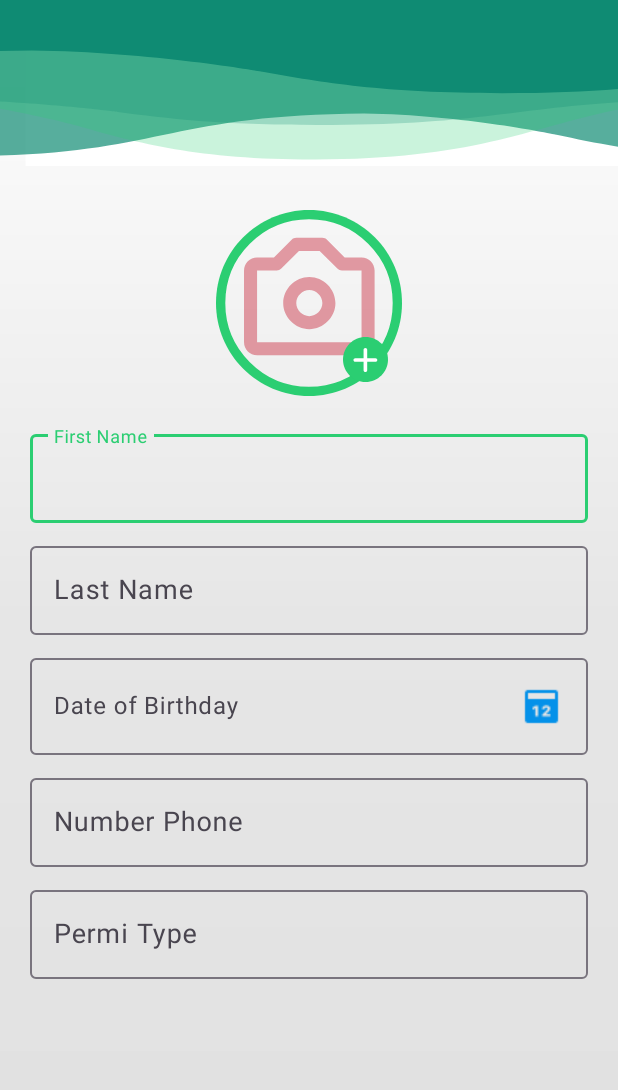
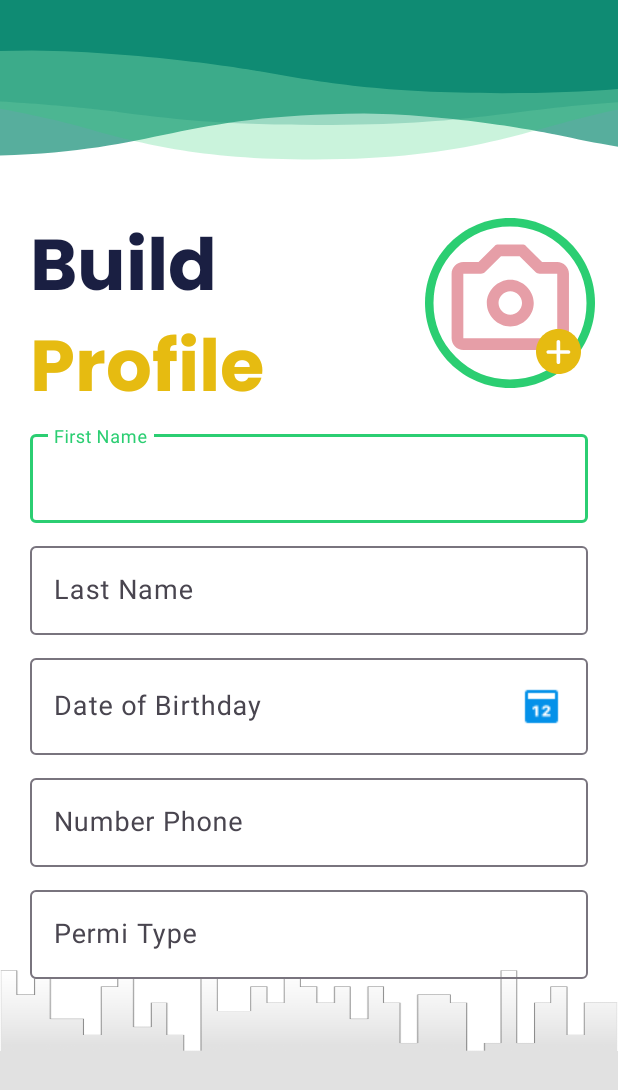
Before and after one commit to 0yaser0/Any-Taxy, an Android app: the layout profile_fragment_layout.xml on its own in the app's theme, with its tools: preview values and no code run, on a phone screen of 412 x 824 dp. Shown: the top 1090 px of the screen. Run offline under Robolectric (Android 15) with nearby library versions, the phone set to English and light mode, and no system bars.

Commit message:
Update UI build Profile

```diff
--- a/app/src/main/java/com/cmc/mytaxi/ui/activity/Profile.kt
+++ b/app/src/main/java/com/cmc/mytaxi/ui/activity/Profile.kt
@@ -40,7 +40,7 @@ class Profile : AnyTaxyActivity() {
         val factory = ProfileViewModelFactory(driverRepository)
         driverViewModel = ViewModelProvider(this, factory)[ProfileViewModel::class.java]
 
-        StatusBarUtils.setStatusBarColor(this.window, R.color.white)
+        StatusBarUtils.setStatusBarColor(this.window, R.color.darkGreen)
         SetupUI.setupUI(binding.root)
 
         val targetFragment = intent.getStringExtra("MainActivity")
--- a/app/src/main/res/drawable/add_button_profile.xml
+++ b/app/src/main/res/drawable/add_button_profile.xml
@@ -5,7 +5,7 @@
     android:viewportHeight="30">
   <path
       android:pathData="M15,30C23.284,30 30,23.284 30,15C30,6.716 23.284,0 15,0C6.716,0 0,6.716 0,15C0,23.284 6.716,30 15,30Z"
-      android:fillColor="#2BCE72"
+      android:fillColor="@color/yellow"
       android:fillType="evenOdd"/>
   <path
       android:pathData="M14.923,7.264C14.255,7.264 13.713,7.805 13.713,8.474V14.118L8.177,14.118C7.509,14.118 6.967,14.66 6.967,15.328C6.967,15.996 7.509,16.538 8.177,16.538H13.713V22.182C13.713,22.85 14.255,23.392 14.923,23.392C15.591,23.392 16.133,22.85 16.133,22.182V16.538H21.669C22.337,16.538 22.879,15.996 22.879,15.328C22.879,14.66 22.337,14.118 21.669,14.118L16.133,14.118V8.474C16.133,7.805 15.591,7.264 14.923,7.264Z"
--- a/app/src/main/res/layout/profile_fragment_layout.xml
+++ b/app/src/main/res/layout/profile_fragment_layout.xml
@@ -4,7 +4,7 @@
     xmlns:tools="http://schemas.android.com/tools"
     android:layout_width="match_parent"
     android:layout_height="match_parent"
-    android:background="@drawable/gradient_background"
+    android:background="@color/white"
     android:orientation="vertical"
     tools:context=".ui.fragments.profile.ProfileFragment">
 
@@ -14,6 +14,7 @@
         android:layout_height="0dp"
         android:gravity="center_horizontal"
         android:orientation="vertical"
+        android:background="@drawable/bg_gris_to_white_xml"
         android:padding="20dp"
         app:layout_constraintBottom_toTopOf="@+id/guideline"
         app:layout_constraintEnd_toEndOf="parent"
@@ -59,6 +60,7 @@
                 android:id="@+id/etCalendar"
                 android:layout_width="match_parent"
                 android:layout_height="wrap_content"
+                android:textSize="18sp"
                 android:drawableEnd="@drawable/calendar"
                 android:drawablePadding="15dp"
                 android:inputType="date" />
@@ -107,15 +109,45 @@
 
     </LinearLayout>
 
+    <LinearLayout
+        android:layout_width="0dp"
+        android:layout_height="0dp"
+        android:orientation="vertical"
+        app:layout_constraintBottom_toTopOf="@+id/guideline1"
+        app:layout_constraintEnd_toStartOf="@+id/guideline4"
+        app:layout_constraintStart_toStartOf="parent"
+        app:layout_constraintTop_toBottomOf="@+id/waveAnimation">
+
+        <TextView
+            android:id="@+id/tvBuildProfile"
+            android:layout_width="wrap_content"
+            android:layout_height="wrap_content"
+            android:layout_marginStart="20dp"
+            android:textAppearance="@style/BuildProfileTextStyle"
+            android:text="@string/build_profil" />
+
+        <TextView
+            android:id="@+id/create_a_ne"
+            android:layout_width="wrap_content"
+            android:layout_height="wrap_content"
+            android:layout_marginStart="20dp"
+            android:layout_marginTop="5dp"
+            android:textAppearance="@style/CreateANewTextStyle"
+            android:text="@string/build_ur_profile" />
+
+    </LinearLayout>
+
     <RelativeLayout
+        android:id="@+id/relativeLayout"
         android:layout_width="0dp"
         android:layout_height="0dp"
         android:layout_gravity="center"
+        android:layout_margin="5dp"
         android:gravity="center"
         app:layout_constraintBottom_toTopOf="@+id/guideline1"
         app:layout_constraintDimensionRatio="1:1"
-        app:layout_constraintEnd_toStartOf="@+id/guideline4"
-        app:layout_constraintStart_toStartOf="@+id/guideline3"
+        app:layout_constraintEnd_toEndOf="parent"
+        app:layout_constraintStart_toStartOf="@+id/guideline4"
         app:layout_constraintTop_toTopOf="@+id/guideline2">
 
         <ImageView
--- a/app/src/main/res/values/strings.xml
+++ b/app/src/main/res/values/strings.xml
@@ -8,4 +8,6 @@
     <string name="hello_blank_fragment">Hello blank fragment</string>
     <string name="build_profile">Build Profile</string>
     <string name="date_of_birthday">Date of Birthday</string>
+    <string name="build_profil"><font color="#1A1F42">Build</font> <font color="#E6BB11">Profile</font></string>
+    <string name="build_ur_profile">Complete your profile so we can know you better</string>
 </resources>
--- a/app/src/main/res/values/style.xml
+++ b/app/src/main/res/values/style.xml
@@ -7,4 +7,17 @@
         <item name="android:fontFamily">@font/roboto</item>
     </style>
 
+    <style name="BuildProfileTextStyle">
+        <item name="android:fontFamily">@font/poppins_bold</item>
+        <item name="android:textSize">48sp</item>
+    </style>
+
+    <style name="CreateANewTextStyle">
+        <item name="android:fontFamily">@font/roboto</item>
+        <item name="android:lineSpacingExtra">12sp</item>
+        <item name="android:translationY">-6.25sp</item>
+        <item name="android:textSize">20sp</item>
+        <item name="android:textColor">@color/yellow</item>
+    </style>
+
 </resources>
```
Also changed, not shown: app/src/main/res/drawable/bg_gris_to_white.xml (added, +48 -0 lines), app/src/main/res/drawable/bg_gris_to_white_xml.png (added).
